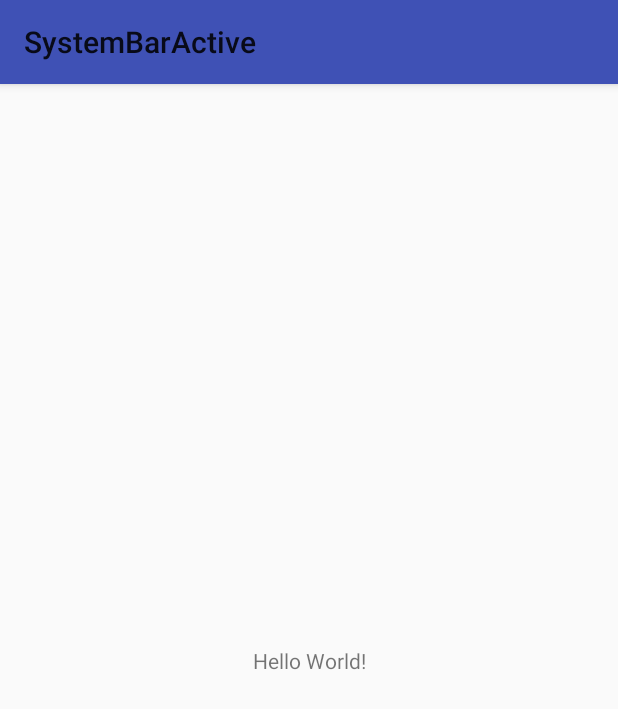
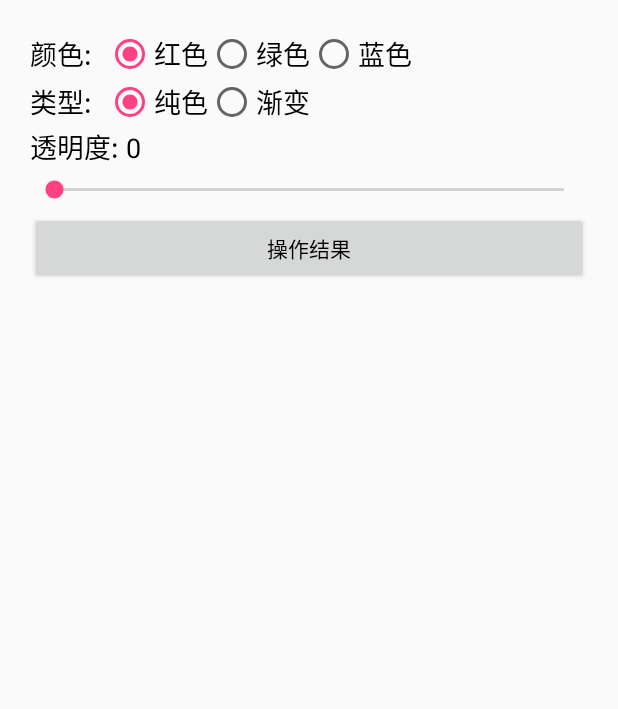
Before and after one commit to chenyk1216/SystemBarActive, an Android app: the screen it shows after launch (MainActivity), on a phone screen of 412 x 824 dp. Shown: the top 709 px of the screen. Run offline under Robolectric (Android 15) with nearby library versions, the phone set to English and light mode, and no system bars.

Commit message:
完善sample

```diff
--- a/sample/src/main/AndroidManifest.xml
+++ b/sample/src/main/AndroidManifest.xml
@@ -16,6 +16,9 @@
                 <category android:name="android.intent.category.LAUNCHER" />
             </intent-filter>
         </activity>
+        <activity
+            android:name=".ResultActivity"
+            android:screenOrientation="portrait" />
     </application>
 
 </manifest>
--- a/sample/src/main/java/cn/chenyk/systembarlib/MainActivity.java
+++ b/sample/src/main/java/cn/chenyk/systembarlib/MainActivity.java
@@ -1,16 +1,71 @@
 package cn.chenyk.systembarlib;
 
-import android.support.v7.app.AppCompatActivity;
+import android.app.Activity;
 import android.os.Bundle;
+import android.view.View;
+import android.widget.Button;
+import android.widget.RadioButton;
+import android.widget.RadioGroup;
+import android.widget.SeekBar;
+import android.widget.TextView;
 
-import cn.chenyk.systembarkit.manager.SystemBarManager;
-
-public class MainActivity extends AppCompatActivity {
+public class MainActivity extends Activity {
+    private Button btnActiveResult;
+    private RadioGroup tintTypeGroup, colorGroup;
+    private String tintTypeStr, colorStr;
+    private TextView tvAlpha;
+    private SeekBar seekbar;
 
     @Override
     protected void onCreate(Bundle savedInstanceState) {
         super.onCreate(savedInstanceState);
         setContentView(R.layout.activity_main);
-        new SystemBarManager.builder(this).setStatusBarColor(R.color.colorAccent).build();
+        seekbar = (SeekBar) findViewById(R.id.seekbar);
+        tintTypeGroup = (RadioGroup) findViewById(R.id.tintType_group);
+        colorGroup = (RadioGroup) findViewById(R.id.color_group);
+        tvAlpha = (TextView) findViewById(R.id.tv_alpha);
+        tintTypeGroup.setOnCheckedChangeListener(new RadioGroup.OnCheckedChangeListener() {
+            @Override
+            public void onCheckedChanged(RadioGroup group, int checkedId) {
+                int radioButtonId = group.getCheckedRadioButtonId();
+                RadioButton rb = (RadioButton) MainActivity.this.findViewById(radioButtonId);
+                tintTypeStr = "0".equals(rb.getTag()) ? "0" : "1";
+            }
+        });
+        colorGroup.setOnCheckedChangeListener(new RadioGroup.OnCheckedChangeListener() {
+            @Override
+            public void onCheckedChanged(RadioGroup group, int checkedId) {
+                int radioButtonId = group.getCheckedRadioButtonId();
+                RadioButton rb = (RadioButton) MainActivity.this.findViewById(radioButtonId);
+                colorStr = "0".equals(rb.getTag()) ? "red" : "1".equals(rb.getTag()) ? "green" : "blue";
+            }
+        });
+        ((RadioButton) tintTypeGroup.getChildAt(0)).setChecked(true);//默认选中第一个选项
+        ((RadioButton) colorGroup.getChildAt(0)).setChecked(true);//默认选中第一个选项
+        seekbar.setOnSeekBarChangeListener(new SeekBar.OnSeekBarChangeListener() {
+            @Override
+            public void onProgressChanged(SeekBar seekBar, int progress, boolean fromUser) {
+                tvAlpha.setText(String.valueOf(progress));
+            }
+
+            @Override
+            public void onStartTrackingTouch(SeekBar seekBar) {
+
+            }
+
+            @Override
+            public void onStopTrackingTouch(SeekBar seekBar) {
+
+            }
+        });
+        btnActiveResult = (Button) findViewById(R.id.btn_active_result);
+        btnActiveResult.setOnClickListener(new View.OnClickListener() {
+            @Override
+            public void onClick(View v) {
+                ResultActivity.startCurrentActivity(MainActivity.this, tintTypeStr,
+                        tvAlpha.getText().toString(), colorStr);
+            }
+        });
     }
+
 }
--- /dev/null
+++ b/sample/src/main/java/cn/chenyk/systembarlib/ResultActivity.java
@@ -0,0 +1,54 @@
+package cn.chenyk.systembarlib;
+
+import android.app.Activity;
+import android.content.Intent;
+import android.os.Bundle;
+import android.support.annotation.Nullable;
+
+import cn.chenyk.systembarkit.manager.SystemBarManager;
+
+/**
+ * Created by chenyk on 2017/4/12.
+ * 结果页面
+ */
+
+public class ResultActivity extends Activity {
+    public static String EXTRA_TINTTYPE_KEY = "extra_tintType_key";//色彩类型key
+    public static String EXTRA_ALPHA_KEY = "extra_alpha_key";//透明度key
+    public static String EXTRA_COLOR_KEY = "extra_Color_key";//颜色key
+
+    private SystemBarManager.TintType mTintType;
+    private int mAlpha;
+    private int mStatusBarColor;
+
+    /**
+     * 快捷启动当前页面
+     */
+    public static void startCurrentActivity(Activity activity, String tintType, String alpha,
+                                            String statusBarColor) {
+        Intent intent = new Intent(activity, ResultActivity.class);
+        intent.putExtra(EXTRA_TINTTYPE_KEY, tintType);
+        intent.putExtra(EXTRA_ALPHA_KEY, alpha);
+        intent.putExtra(EXTRA_COLOR_KEY, statusBarColor);
+        activity.startActivity(intent);
+    }
+
+    @Override
+    protected void onCreate(@Nullable Bundle savedInstanceState) {
+        super.onCreate(savedInstanceState);
+        setContentView(R.layout.act_result);
+        Intent intent = getIntent();
+        String tintTypeCode = intent.getStringExtra(EXTRA_TINTTYPE_KEY);
+        mTintType = "0".equals(tintTypeCode) ? SystemBarManager.TintType.PURECOLOR
+                : SystemBarManager.TintType.GRADIENT;
+        mAlpha = Integer.valueOf(intent.getStringExtra(EXTRA_ALPHA_KEY));
+        String colorCode = intent.getStringExtra(EXTRA_COLOR_KEY);
+        mStatusBarColor = "red".equals(colorCode) ? R.color.title_color_red :
+                "green".equals(colorCode) ? R.color.title_color_green : R.color.title_color_blue;
+        new SystemBarManager.builder(this)
+                .setStatusBarColor(mStatusBarColor)//状态栏颜色
+                .setTintType(mTintType)//色彩类型：纯色、渐变
+                .setAlpha(mAlpha)//不透明度
+                .build();
+    }
+}
--- /dev/null
+++ b/sample/src/main/res/layout/act_result.xml
@@ -0,0 +1,6 @@
+<?xml version="1.0" encoding="utf-8"?>
+<LinearLayout xmlns:android="http://schemas.android.com/apk/res/android"
+    android:orientation="vertical" android:layout_width="match_parent"
+    android:layout_height="match_parent">
+
+</LinearLayout>
--- a/sample/src/main/res/layout/activity_main.xml
+++ b/sample/src/main/res/layout/activity_main.xml
@@ -1,18 +1,119 @@
 <?xml version="1.0" encoding="utf-8"?>
-<android.support.constraint.ConstraintLayout xmlns:android="http://schemas.android.com/apk/res/android"
-    xmlns:app="http://schemas.android.com/apk/res-auto"
-    xmlns:tools="http://schemas.android.com/tools"
+<LinearLayout xmlns:android="http://schemas.android.com/apk/res/android"
     android:layout_width="match_parent"
     android:layout_height="match_parent"
-    tools:context="cn.chenyk.systembarlib.MainActivity">
+    android:orientation="vertical"
+    android:padding="20dp">
 
-    <TextView
-        android:layout_width="wrap_content"
+    <LinearLayout
+        android:layout_width="match_parent"
         android:layout_height="wrap_content"
-        android:text="Hello World!"
-        app:layout_constraintBottom_toBottomOf="parent"
-        app:layout_constraintLeft_toLeftOf="parent"
-        app:layout_constraintRight_toRightOf="parent"
-        app:layout_constraintTop_toTopOf="parent" />
+        android:orientation="horizontal">
 
-</android.support.constraint.ConstraintLayout>
+        <TextView
+            android:layout_width="wrap_content"
+            android:layout_height="wrap_content"
+            android:layout_gravity="center_vertical"
+            android:text="颜色:  "
+            android:textColor="@android:color/black"
+            android:textSize="18sp" />
+
+        <RadioGroup
+            android:id="@+id/color_group"
+            android:layout_width="wrap_content"
+            android:layout_height="wrap_content"
+            android:orientation="horizontal">
+
+            <RadioButton
+                android:layout_width="wrap_content"
+                android:layout_height="wrap_content"
+                android:tag="0"
+                android:text="红色"
+                android:textSize="18sp" />
+
+            <RadioButton
+                android:layout_width="wrap_content"
+                android:layout_height="wrap_content"
+                android:tag="1"
+                android:text="绿色"
+                android:textSize="18sp" />
+
+            <RadioButton
+                android:layout_width="wrap_content"
+                android:layout_height="wrap_content"
+                android:tag="2"
+                android:text="蓝色"
+                android:textSize="18sp" />
+        </RadioGroup>
+    </LinearLayout>
+
+    <LinearLayout
+        android:layout_width="match_parent"
+        android:layout_height="wrap_content"
+        android:orientation="horizontal">
+
+        <TextView
+            android:layout_width="wrap_content"
+            android:layout_height="wrap_content"
+            android:layout_gravity="center_vertical"
+            android:text="类型:  "
+            android:textColor="@android:color/black"
+            android:textSize="18sp" />
+
+        <RadioGroup
+            android:id="@+id/tintType_group"
+            android:layout_width="wrap_content"
+            android:layout_height="wrap_content"
+            android:orientation="horizontal">
+
+            <RadioButton
+                android:layout_width="wrap_content"
+                android:layout_height="wrap_content"
+                android:tag="0"
+                android:text="纯色"
+                android:textSize="18sp" />
+
+            <RadioButton
+                android:layout_width="wrap_content"
+                android:layout_height="wrap_content"
+                android:tag="1"
+                android:text="渐变"
+                android:textSize="18sp" />
+        </RadioGroup>
+    </LinearLayout>
+
+    <LinearLayout
+        android:layout_width="match_parent"
+        android:layout_height="wrap_content"
+        android:orientation="horizontal">
+
+        <TextView
+            android:layout_width="wrap_content"
+            android:layout_height="wrap_content"
+            android:text="透明度: "
+            android:textColor="@android:color/black"
+            android:textSize="18sp" />
+
+        <TextView
+            android:id="@+id/tv_alpha"
+            android:layout_width="match_parent"
+            android:layout_height="wrap_content"
+            android:text="0"
+            android:textColor="@android:color/black"
+            android:textSize="18sp" />
+    </LinearLayout>
+
+    <SeekBar
+        android:id="@+id/seekbar"
+        android:layout_width="match_parent"
+        android:layout_height="30dp"
+        android:max="255"
+        android:progress="0" />
+
+    <Button
+        android:id="@+id/btn_active_result"
+        android:layout_width="match_parent"
+        android:layout_height="wrap_content"
+        android:text="操作结果"
+        android:textColor="@android:color/black" />
+</LinearLayout>
--- a/sample/src/main/res/values/colors.xml
+++ b/sample/src/main/res/values/colors.xml
@@ -3,4 +3,8 @@
     <color name="colorPrimary">#3F51B5</color>
     <color name="colorPrimaryDark">#303F9F</color>
     <color name="colorAccent">#FF4081</color>
+
+    <color name="title_color_red">#FF4081</color>
+    <color name="title_color_green">#00ad56</color>
+    <color name="title_color_blue">#03a2e7</color>
 </resources>
```
